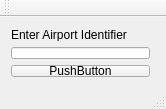
Above: mainwindow.ui from loansindi/metar-printer before the change. Below: the same form after it.
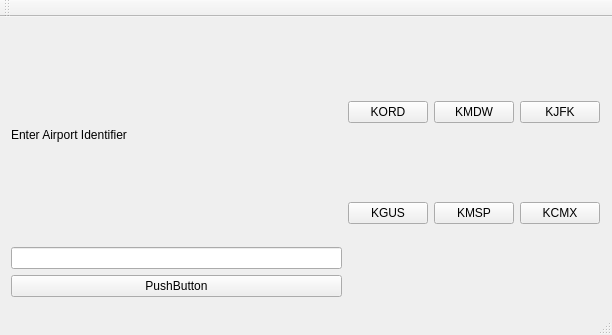
That is the form after the change.

Patch:
```diff
--- a/mainwindow.ui
+++ b/mainwindow.ui
@@ -6,8 +6,8 @@
    <rect>
     <x>0</x>
     <y>0</y>
-    <width>166</width>
-    <height>109</height>
+    <width>612</width>
+    <height>335</height>
    </rect>
   </property>
   <property name="windowTitle">
@@ -19,10 +19,12 @@
      <rect>
       <x>0</x>
       <y>0</y>
-      <width>161</width>
-      <height>71</height>
+      <width>611</width>
+      <height>291</height>
      </rect>
     </property>
+    <layout class="QHBoxLayout" name="horizontalLayout">
+     <item>
     <layout class="QVBoxLayout" name="verticalLayout">
      <item>
       <widget class="QLabel" name="label">
@@ -40,6 +42,57 @@
         <string>PushButton</string>
        </property>
       </widget>
+       </item>
+      </layout>
+     </item>
+     <item>
+      <layout class="QGridLayout" name="gridLayout">
+       <property name="horizontalSpacing">
+        <number>6</number>
+       </property>
+       <item row="0" column="2">
+        <widget class="QPushButton" name="pushButton_KMDW">
+         <property name="text">
+          <string>KMDW</string>
+         </property>
+        </widget>
+       </item>
+       <item row="0" column="3">
+        <widget class="QPushButton" name="pushButton_KJFK">
+         <property name="text">
+          <string>KJFK</string>
+         </property>
+        </widget>
+       </item>
+       <item row="0" column="1">
+        <widget class="QPushButton" name="pushButton_KORD">
+         <property name="text">
+          <string>KORD</string>
+         </property>
+        </widget>
+       </item>
+       <item row="1" column="1">
+        <widget class="QPushButton" name="pushButton_KGUS">
+         <property name="text">
+          <string>KGUS</string>
+         </property>
+        </widget>
+       </item>
+       <item row="1" column="2">
+        <widget class="QPushButton" name="pushButton_KMSP">
+         <property name="text">
+          <string>KMSP</string>
+         </property>
+        </widget>
+       </item>
+       <item row="1" column="3">
+        <widget class="QPushButton" name="pushButton_KCMX">
+         <property name="text">
+          <string>KCMX</string>
+         </property>
+        </widget>
+       </item>
+      </layout>
      </item>
     </layout>
    </widget>
```
Left out of the diff: 2 changed lines with no effect on the pictures. Lines whose indentation alone changed are shown as unchanged.
